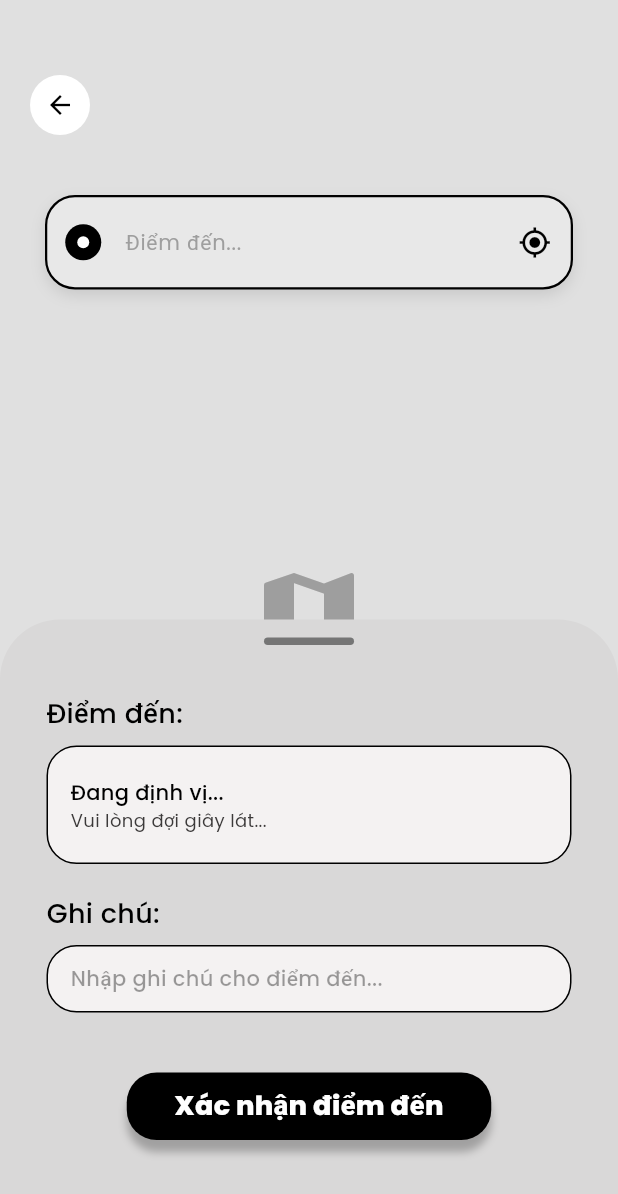
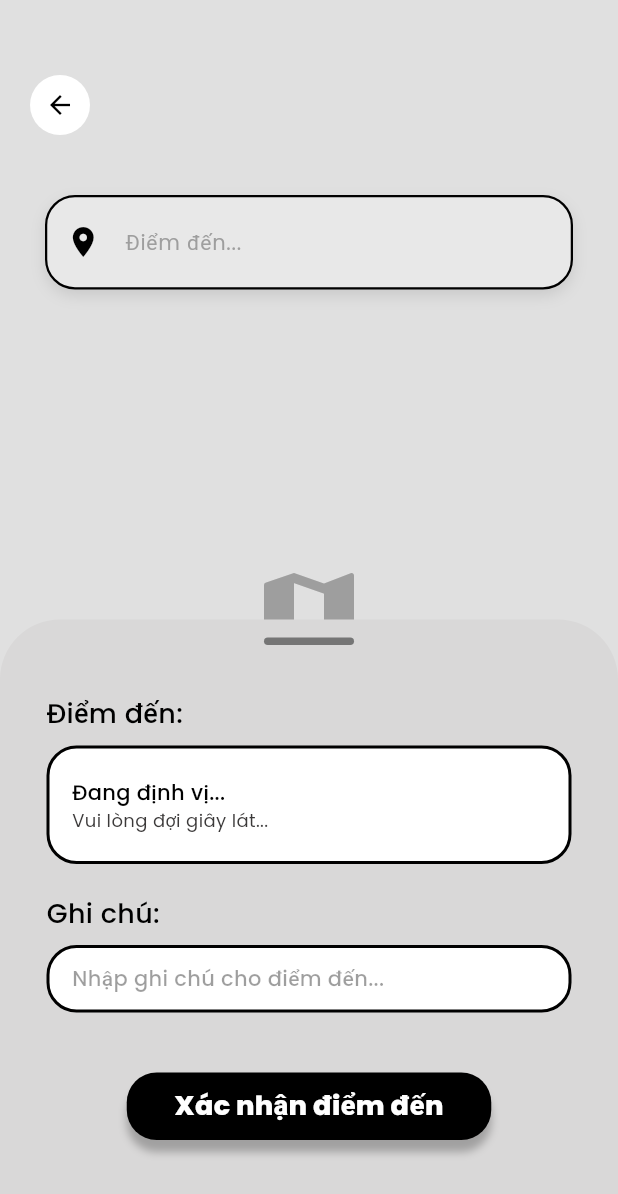
Before and after one commit to nguyentrungchihao8809/fontend-Dhay, a Flutter app: the DestinationLctPage screen opened by its route, on a phone screen of 412 x 824 dp. Shown: the top 1194 px of the screen. Run offline on Flutter 3.47's test engine with Material 3 defaults, Android fonts, the phone set to English and light mode, and no system bars; our stand-ins replace dartz, dio, equatable, firebase_core, firebase_messaging, flutter_bloc and 3 more; accounts and stored records are empty.

Commit message:
update pickup_lct

```diff
--- a/lib/features/destination_lct/presentation/pages/destination_lct_page.dart
+++ b/lib/features/destination_lct/presentation/pages/destination_lct_page.dart
@@ -1,8 +1,10 @@
+// lib/features/destination_lct/presentation/pages/destination_lct_page.dart
+
 import 'package:flutter/material.dart';
 import 'package:flutter_bloc/flutter_bloc.dart';
 import 'package:google_fonts/google_fonts.dart';
 import '../../../../core/widgets/custom_text_field.dart';
-import '../bloc/destination_bloc.dart'; // Đã đổi sang DestinationBloc
+import '../bloc/destination_bloc.dart';
 
 class DestinationLctPage extends StatelessWidget {
   const DestinationLctPage({super.key});
@@ -23,7 +25,7 @@ class DestinationLctPage extends StatelessWidget {
             ),
           ),
 
-          // 2. Nút Quay lại - Đồng nhất với Find Trip
+          // 2. Nút Quay lại
           Positioned(
             top: 50,
             left: 20,
@@ -37,15 +39,17 @@ class DestinationLctPage extends StatelessWidget {
             ),
           ),
 
-          // 3. Thanh tìm kiếm - Đổi thành "Điểm đến"
+          // 3. Thanh tìm kiếm - ĐÃ CẬP NHẬT THEO Ý BẠN
           Positioned(
             top: 130,
             left: 30,
             right: 30,
             child: CustomTextField(
-              hintText: "Điểm đến...", // ĐÃ ĐỔI
-              prefixIcon: _buildMapDot(),
-              suffixIcon: const Icon(Icons.my_location, color: Colors.black, size: 22),
+              hintText: "Điểm đến...",
+              // THAY THÀNH ICON GHIM MÀU ĐEN
+              prefixIcon: const Icon(Icons.location_on, color: Colors.black, size: 24),
+              // XÓA ICON TÂM NGẮM BÊN PHẢI
+              suffixIcon: const SizedBox.shrink(),
             ),
           ),
 
@@ -64,20 +68,20 @@ class DestinationLctPage extends StatelessWidget {
       height: 411,
       width: double.infinity,
       decoration: const BoxDecoration(
-        color: Color(0xFFD9D8D8),
+        color: Color(0xFFD9D8D8), // Màu xám panel
         borderRadius: BorderRadius.vertical(top: Radius.circular(40)),
       ),
       padding: const EdgeInsets.symmetric(horizontal: 31),
-      child: BlocBuilder<DestinationBloc, DestinationState>( // ĐÃ ĐỔI SANG DESTINATION
+      child: BlocBuilder<DestinationBloc, DestinationState>(
         builder: (context, state) {
           String name = "Đang định vị...";
           String addr = "Vui lòng đợi giây lát...";
 
-          if (state is DestinationLoaded) { // ĐÃ ĐỔI STATE
+          if (state is DestinationLoaded) {
             name = state.name;
             addr = state.address;
           }
-          if (state is DestinationError) { // ĐÃ ĐỔI STATE
+          if (state is DestinationError) {
             name = "Lỗi kết nối";
             addr = state.message;
           }
@@ -96,11 +100,11 @@ class DestinationLctPage extends StatelessWidget {
                 ),
               ),
               const SizedBox(height: 33),
-              _labelText("Điểm đến:"), // ĐÃ ĐỔI
+              _labelText("Điểm đến:"),
               _infoCard(name, addr, 79),
               const SizedBox(height: 20),
               _labelText("Ghi chú:"),
-              _infoCard("Nhập ghi chú cho điểm đến...", "", 45, isHint: true), // ĐÃ ĐỔI
+              _infoCard("Nhập ghi chú cho điểm đến...", "", 45, isHint: true),
               const SizedBox(height: 40),
               _buildConfirmButton(),
             ],
@@ -120,25 +124,44 @@ class DestinationLctPage extends StatelessWidget {
 
   Widget _infoCard(String t1, String t2, double h, {bool isHint = false}) {
     return Container(
-      height: h, width: double.infinity,
+      height: h,
+      width: double.infinity,
       padding: const EdgeInsets.symmetric(horizontal: 15),
       decoration: BoxDecoration(
-        color: const Color(0xFFF4F2F2),
-        border: Border.all(color: Colors.black),
+        color: Colors.white, // 1. ĐỔI LẠI THÀNH MÀU TRẮNG
         borderRadius: BorderRadius.circular(20),
+        // 2. VIỀN ĐEN TO ĐẬM
+        border: Border.all(
+          color: Colors.black,
+          width: 2.0, // Độ dày viền đen
+        ),
       ),
       child: Column(
         mainAxisAlignment: MainAxisAlignment.center,
         crossAxisAlignment: CrossAxisAlignment.start,
         children: [
-          Text(t1, style: GoogleFonts.poppins(fontSize: 14, fontWeight: FontWeight.w500, color: isHint ? Colors.black38 : Colors.black)),
+          Text(
+            t1,
+            style: GoogleFonts.poppins(
+              fontSize: 14,
+              fontWeight: FontWeight.w500,
+              color: isHint ? Colors.black38 : Colors.black, // Chữ đen
+            ),
+          ),
           if (t2.isNotEmpty)
-            Text(t2, style: GoogleFonts.poppins(fontSize: 12, color: const Color(0xFF3B3939)), maxLines: 2, overflow: TextOverflow.ellipsis),
+            Text(
+              t2,
+              style: GoogleFonts.poppins(
+                fontSize: 12,
+                color: const Color(0xFF3B3939),
+              ),
+              maxLines: 2,
+              overflow: TextOverflow.ellipsis,
+            ),
         ],
       ),
     );
   }
-
   Widget _buildConfirmButton() => Center(
     child: Container(
       width: 243, height: 45,
@@ -149,18 +172,10 @@ class DestinationLctPage extends StatelessWidget {
       ),
       child: Center(
         child: Text(
-            "Xác nhận điểm đến", // ĐÃ ĐỔI
+            "Xác nhận điểm đến",
             style: GoogleFonts.poppins(color: Colors.white, fontSize: 18, fontWeight: FontWeight.w800)
         ),
       ),
     ),
   );
-
-  Widget _buildMapDot() => Container(
-    width: 20, height: 20,
-    decoration: const BoxDecoration(color: Colors.black, shape: BoxShape.circle),
-    child: Center(
-      child: Container(width: 8, height: 8, decoration: const BoxDecoration(color: Colors.white, shape: BoxShape.circle)),
-    ),
-  );
 }
--- a/lib/features/pickup_lct/presentation/pages/pickup_lct_page.dart
+++ b/lib/features/pickup_lct/presentation/pages/pickup_lct_page.dart
@@ -45,8 +45,6 @@ class PickupLctPage extends StatelessWidget {
             child: CustomTextField(
               hintText: "Điểm đón...",
               prefixIcon: _buildMapDot(),
-              // Thêm icon location ở cuối cho giống trang định vị
-              suffixIcon: const Icon(Icons.my_location, color: Colors.black, size: 22),
             ),
           ),
 
```
